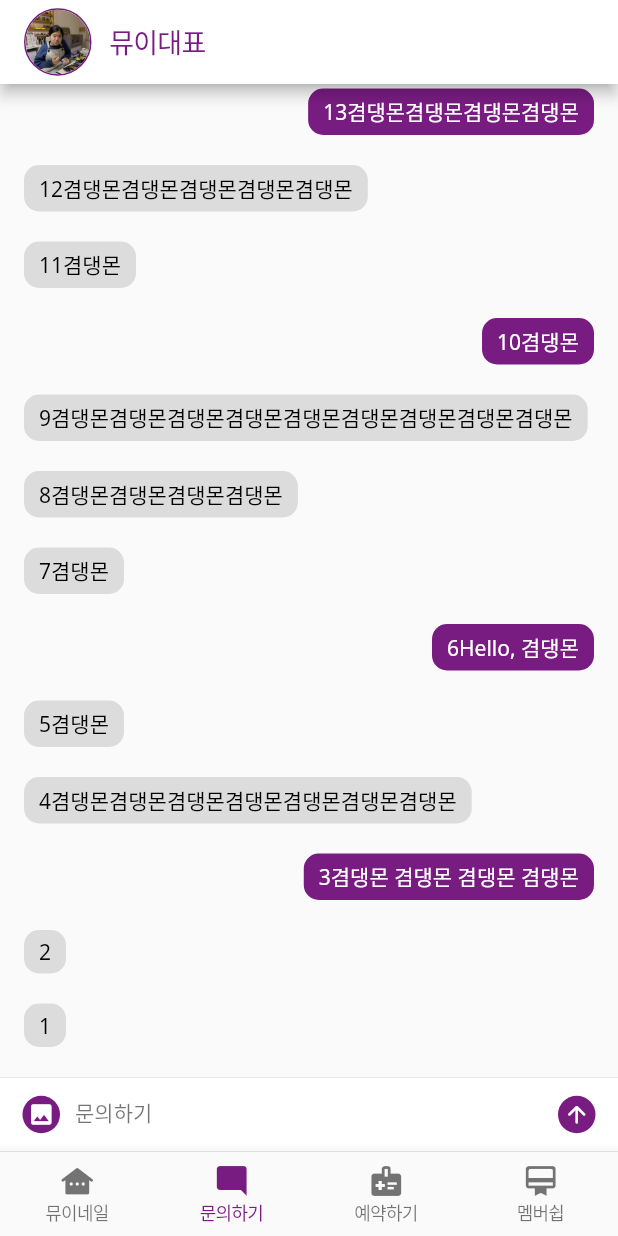
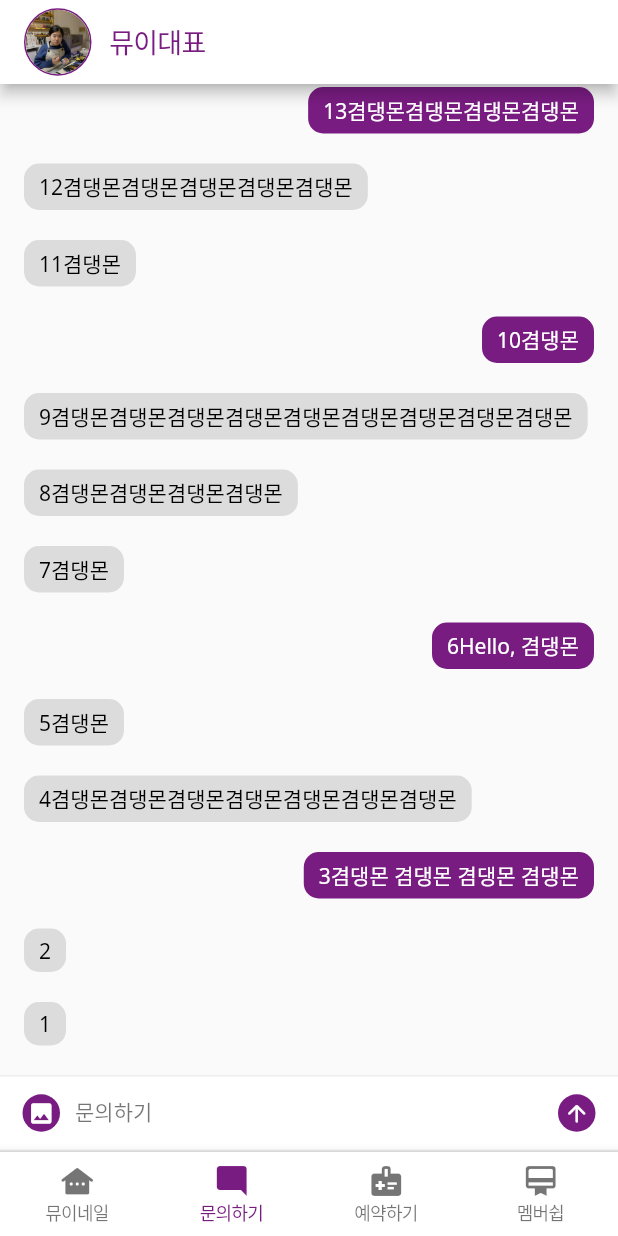
Before and after one commit to binbyz/flutter-mueynail, a Flutter app: the screen it shows after launch, item 2 of the bottom bar chosen, on a phone screen of 412 x 824 dp. Run offline on Flutter 3.47's test engine with Material 2 defaults, Android fonts, the phone set to English and light mode, and no system bars; our stand-ins replace carousel_slider; network calls fail.

Commit message:
update: AppNavigation

```diff
--- a/lib/app/components/app_navigation.dart
+++ b/lib/app/components/app_navigation.dart
@@ -11,7 +11,15 @@ class AppNavigation extends StatelessWidget {
 
   @override
   Widget build(BuildContext context) {
-    return BottomNavigationBar(
+    return Container(
+      decoration: const BoxDecoration(
+        color: Colors.white,
+        border: Border(
+          top: BorderSide(color: Colors.black12, width: 1),
+        ),
+      ),
+      child: BottomNavigationBar(
+        backgroundColor: Colors.white,
         currentIndex: currentIndex,
         onTap: onItemTapped,
         type: BottomNavigationBarType.fixed,
@@ -23,6 +31,7 @@ class AppNavigation extends StatelessWidget {
           BottomNavigationBarItem(icon: Icon(Icons.medical_information), label: '예약하기'),
           BottomNavigationBarItem(icon: Icon(Icons.card_membership_rounded), label: '멤버쉽'),
         ],
+      ),
     );
   }
 }
```
Also changed, not shown: 1 other file. Lines whose indentation alone changed are shown as unchanged.
